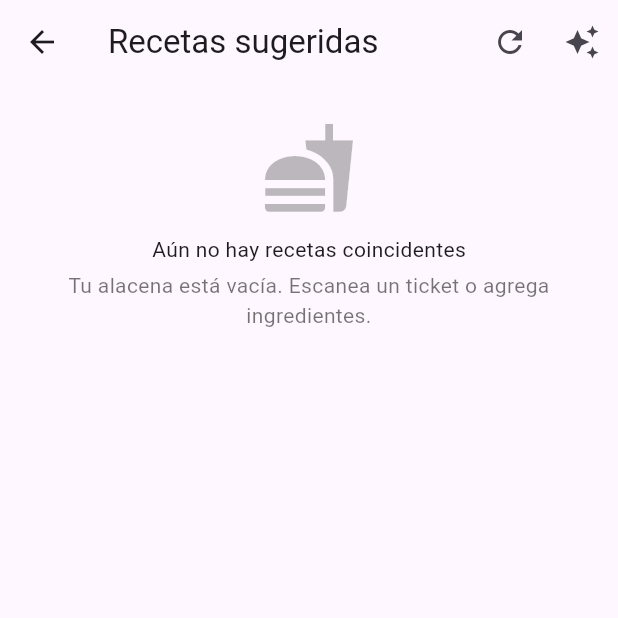
After one commit to CocinaIA/chefito, a Flutter app: the RecipesScreen screen opened by its route, after a tap on the "auto awesome" icon, on a phone screen of 412 x 824 dp, the top half of it. The commit adds this screen. Run offline on Flutter 3.47's test engine with Material 3 defaults, Android fonts, the phone set to English and light mode, and no system bars; our stand-ins replace cloud_firestore, cloud_functions, firebase_auth, firebase_core, image_picker; missing offline and left inert: google_mlkit_image_labeling, google_mlkit_text_recognition; accounts and stored records are empty.

Commit message:
prueba de mock

```diff
--- a/lib/config.dart
+++ b/lib/config.dart
@@ -2,6 +2,9 @@ class AppConfig {
   // Set this to your Cloudflare Worker or other proxy endpoint if you prefer not to use Firebase Functions.
   // Example: 'https://chefito-nanonets-worker.your-id.workers.dev'
   static const String nanonetsProxyUrl = 'https://chefito-nanonets-worker.chefito.workers.dev';
+
+  // AI recipes generation endpoint (Cloudflare Worker)
+  static const String recipesAiUrl = 'https://chefito-nanonets-worker.chefito.workers.dev/recipes/generate';
 
   // Use Firestore emulator instead of production (set true for desarrollo sin crear BD en Firebase).
   static const bool useFirestoreEmulator = false; // DESACTIVADO temporalmente - usar producción
--- /dev/null
+++ b/lib/screens/recipes_screen.dart
@@ -0,0 +1,242 @@
+import 'package:flutter/material.dart';
+
+import '../services/pantry_repository.dart';
+import '../services/ingredient_normalizer.dart';
+import '../services/recipe_recommender.dart';
+import '../services/recipe_ai_service.dart';
+
+class RecipesScreen extends StatefulWidget {
+  const RecipesScreen({super.key});
+
+  @override
+  State<RecipesScreen> createState() => _RecipesScreenState();
+}
+
+class _RecipesScreenState extends State<RecipesScreen> {
+  final _repo = PantryRepository();
+  final _ai = RecipeAIService();
+  List<String> _pantry = [];
+  List<RecipeMatch> _matches = [];
+  List<Map<String, dynamic>> _aiRecipes = [];
+  bool _loading = true;
+  bool _aiLoading = false;
+
+  @override
+  void initState() {
+    super.initState();
+    _load();
+  }
+
+  Future<void> _load() async {
+    setState(() => _loading = true);
+    final items = await _repo.getAllItems();
+    // Ensure normalized tokens
+    final normalized = IngredientNormalizer.normalize(items);
+    final matches = RecipeRecommender.recommend(pantry: normalized, minCoverage: 0.4);
+    setState(() {
+      _pantry = normalized..sort();
+      _matches = matches;
+      _loading = false;
+    });
+  }
+
+  Future<void> _generateAI() async {
+    if (_pantry.isEmpty) return;
+    setState(() => _aiLoading = true);
+    try {
+      final out = await _ai.generate(ingredients: _pantry, max: 5);
+      setState(() => _aiRecipes = out);
+      if (mounted && out.isEmpty) {
+        ScaffoldMessenger.of(context).showSnackBar(
+          const SnackBar(content: Text('La IA no generó recetas.')),
+        );
+      }
+    } catch (e) {
+      if (mounted) {
+        ScaffoldMessenger.of(context).showSnackBar(
+          SnackBar(content: Text('Error IA: $e')),
+        );
+      }
+    } finally {
+      if (mounted) setState(() => _aiLoading = false);
+    }
+  }
+
+  @override
+  Widget build(BuildContext context) {
+    return Scaffold(
+      appBar: AppBar(
+        title: const Text('Recetas sugeridas'),
+        actions: [
+          IconButton(
+            onPressed: _load,
+            icon: const Icon(Icons.refresh),
+            tooltip: 'Actualizar',
+          ),
+          IconButton(
+            onPressed: _aiLoading ? null : _generateAI,
+            icon: const Icon(Icons.auto_awesome),
+            tooltip: 'Generar con IA',
+          ),
+        ],
+      ),
+      body: _loading
+          ? const Center(child: CircularProgressIndicator())
+          : ListView(
+              children: [
+                if (_matches.isEmpty)
+                  _Empty(matches: _matches, pantry: _panryPreview()),
+                if (_matches.isNotEmpty) ...[
+                  const Padding(
+                    padding: EdgeInsets.fromLTRB(16, 16, 16, 8),
+                    child: Text('Catálogo', style: TextStyle(fontWeight: FontWeight.bold)),
+                  ),
+                  ..._matches.map(_matchTile),
+                ],
+                if (_aiLoading)
+                  const Padding(
+                    padding: EdgeInsets.all(16),
+                    child: Center(child: CircularProgressIndicator()),
+                  ),
+                if (_aiRecipes.isNotEmpty) ...[
+                  const Padding(
+                    padding: EdgeInsets.fromLTRB(16, 16, 16, 8),
+                    child: Text('IA (generadas)', style: TextStyle(fontWeight: FontWeight.bold)),
+                  ),
+                  ..._aiRecipes.map(_aiTile),
+                ],
+                const SizedBox(height: 16),
+              ],
+            ),
+    );
+  }
+
+  String _subtitle(RecipeMatch m) {
+    final used = m.used.length;
+    final total = m.recipe.ingredients.length;
+    final miss = m.missing.length;
+    return '$used de $total ingredientes • ${miss == 0 ? 'completa' : 'faltan $miss'}';
+  }
+
+  String _panryPreview() => _pantry.take(8).join(', ');
+
+  Widget _matchTile(RecipeMatch m) {
+    return ExpansionTile(
+      leading: CircleAvatar(
+        backgroundColor: Colors.green.shade100,
+        child: Text('${(m.score * 100).round()}%'),
+      ),
+      title: Text(m.recipe.name),
+      subtitle: Text(_subtitle(m)),
+      childrenPadding: const EdgeInsets.symmetric(horizontal: 16, vertical: 8),
+      children: [
+        if (m.used.isNotEmpty)
+          _ChipsRow(label: 'Usas', items: m.used, color: Colors.green.shade50),
+        if (m.missing.isNotEmpty)
+          _ChipsRow(label: 'Te falta', items: m.missing, color: Colors.orange.shade50),
+        if (m.recipe.steps.isNotEmpty) ...[
+          const SizedBox(height: 8),
+          const Align(
+            alignment: Alignment.centerLeft,
+            child: Text('Pasos', style: TextStyle(fontWeight: FontWeight.bold)),
+          ),
+          const SizedBox(height: 4),
+          ...m.recipe.steps.map((s) => ListTile(
+                dense: true,
+                leading: const Icon(Icons.check, size: 18),
+                title: Text(s),
+              )),
+        ],
+        const SizedBox(height: 8),
+      ],
+    );
+  }
+
+  Widget _aiTile(Map<String, dynamic> r) {
+    final title = (r['title'] ?? 'Receta').toString();
+    final used = ((r['used'] as List?) ?? []).cast<String>();
+    final missing = ((r['missing'] as List?) ?? []).cast<String>();
+    final steps = ((r['steps'] as List?) ?? []).cast<String>();
+    return ExpansionTile(
+      leading: const Icon(Icons.auto_awesome, color: Colors.deepPurple),
+      title: Text(title),
+      subtitle: Text('${used.length} usados • ${missing.isEmpty ? 'completa' : 'faltan ${missing.length}'}'),
+      childrenPadding: const EdgeInsets.symmetric(horizontal: 16, vertical: 8),
+      children: [
+        if (used.isNotEmpty)
+          _ChipsRow(label: 'Usas', items: used, color: Colors.blue.shade50),
+        if (missing.isNotEmpty)
+          _ChipsRow(label: 'Te falta', items: missing, color: Colors.orange.shade50),
+        if (steps.isNotEmpty) ...[
+          const SizedBox(height: 8),
+          const Align(
+            alignment: Alignment.centerLeft,
+            child: Text('Pasos', style: TextStyle(fontWeight: FontWeight.bold)),
+          ),
+          const SizedBox(height: 4),
+          ...steps.map((s) => ListTile(
+                dense: true,
+                leading: const Icon(Icons.check, size: 18),
+                title: Text(s),
+              )),
+        ],
+        const SizedBox(height: 8),
+      ],
+    );
+  }
+}
+
+class _ChipsRow extends StatelessWidget {
+  final String label;
+  final List<String> items;
+  final Color color;
+  const _ChipsRow({required this.label, required this.items, required this.color});
+
+  @override
+  Widget build(BuildContext context) {
+    return Column(
+      crossAxisAlignment: CrossAxisAlignment.start,
+      children: [
+        Text(label, style: const TextStyle(fontWeight: FontWeight.bold)),
+        const SizedBox(height: 6),
+        Wrap(
+          spacing: 6,
+          runSpacing: 6,
+          children: items.map((e) => Chip(label: Text(e), backgroundColor: color)).toList(),
+        ),
+        const SizedBox(height: 8),
+      ],
+    );
+  }
+}
+
+class _Empty extends StatelessWidget {
+  final List<RecipeMatch> matches;
+  final String pantry;
+  const _Empty({required this.matches, required this.pantry});
+
+  @override
+  Widget build(BuildContext context) {
+    return Center(
+      child: Padding(
+        padding: const EdgeInsets.all(24.0),
+        child: Column(
+          mainAxisSize: MainAxisSize.min,
+          children: [
+            const Icon(Icons.fastfood, size: 64, color: Colors.black26),
+            const SizedBox(height: 12),
+            const Text('Aún no hay recetas coincidentes'),
+            const SizedBox(height: 4),
+            Text(
+              pantry.isEmpty
+                  ? 'Tu alacena está vacía. Escanea un ticket o agrega ingredientes.'
+                  : 'Con tu alacena: $pantry',
+              textAlign: TextAlign.center,
+              style: const TextStyle(color: Colors.black54),
+            ),
+          ],
+        ),
+      ),
+    );
+  }
+}
--- /dev/null
+++ b/lib/services/recipe_recommender.dart
@@ -0,0 +1,107 @@
+class Recipe {
+  final String id;
+  final String name;
+  final List<String> ingredients; // canonical, normalized tokens
+  final List<String> steps;
+
+  const Recipe({
+    required this.id,
+    required this.name,
+    required this.ingredients,
+    this.steps = const [],
+  });
+}
+
+class RecipeMatch {
+  final Recipe recipe;
+  final double score; // 0..1 coverage score
+  final List<String> missing;
+  final List<String> used;
+
+  const RecipeMatch({
+    required this.recipe,
+    required this.score,
+    required this.missing,
+    required this.used,
+  });
+}
+
+/// Simple in-memory recipe base for MVP. You can replace this with Firestore later.
+class RecipeCatalog {
+  static final List<Recipe> demo = [
+    const Recipe(
+      id: 'arepas-queso',
+      name: 'Arepas con queso',
+      ingredients: ['harina maiz', 'agua', 'sal', 'queso'],
+      steps: [
+        'Mezcla harina de maiz con agua y sal hasta formar una masa.',
+        'Forma arepas, cocina a la plancha y agrega queso al final.',
+      ],
+    ),
+    const Recipe(
+      id: 'pasta-tomate',
+      name: 'Pasta con salsa de tomate',
+      ingredients: ['pasta', 'tomate', 'aceite', 'ajo', 'sal'],
+      steps: [
+        'Hierve la pasta con sal.',
+        'Sofríe ajo en aceite, agrega tomate y cocina.',
+        'Mezcla con la pasta y ajusta sal.',
+      ],
+    ),
+    const Recipe(
+      id: 'arroz-pollo-simple',
+      name: 'Arroz con pollo (simple)',
+      ingredients: ['arroz', 'pollo', 'cebolla', 'aceite', 'sal'],
+    ),
+    const Recipe(
+      id: 'ensalada-verde',
+      name: 'Ensalada verde',
+      ingredients: ['lechuga', 'pepino', 'tomate', 'aceite', 'sal'],
+    ),
+    const Recipe(
+      id: 'huevos-revueltos',
+      name: 'Huevos revueltos',
+      ingredients: ['huevo', 'sal', 'aceite'],
+    ),
+  ];
+}
+
+class RecipeRecommender {
+  /// Returns top recipes sorted by score based on pantry items (already normalized!).
+  /// - coverage score = used / recipe.size
+  /// - ties broken by fewer missing ingredients
+  /// - minCoverage: filter recipes below this coverage
+  static List<RecipeMatch> recommend({
+    required List<String> pantry,
+    List<Recipe>? catalog,
+    double minCoverage = 0.5,
+    int maxResults = 10,
+  }) {
+    final set = pantry.map((e) => e.toLowerCase()).toSet();
+    final recipes = catalog ?? RecipeCatalog.demo;
+    final matches = <RecipeMatch>[];
+
+    for (final r in recipes) {
+      final req = r.ingredients.map((e) => e.toLowerCase()).toList();
+      final used = req.where(set.contains).toList();
+      final missing = req.where((e) => !set.contains(e)).toList();
+      if (req.isEmpty) continue;
+      final score = used.length / req.length;
+      if (score < minCoverage) continue;
+      matches.add(RecipeMatch(recipe: r, score: score, missing: missing, used: used));
+    }
+
+    matches.sort((a, b) {
+      final byScore = b.score.compareTo(a.score);
+      if (byScore != 0) return byScore;
+      final byMissing = a.missing.length.compareTo(b.missing.length);
+      if (byMissing != 0) return byMissing;
+      return a.recipe.name.compareTo(b.recipe.name);
+    });
+
+    if (matches.length > maxResults) {
+      return matches.sublist(0, maxResults);
+    }
+    return matches;
+  }
+}
```
Also changed, not shown: lib/main.dart (+10 -0 lines), lib/services/recipe_ai_service.dart (added, +33 -0 lines), 2 other files.
